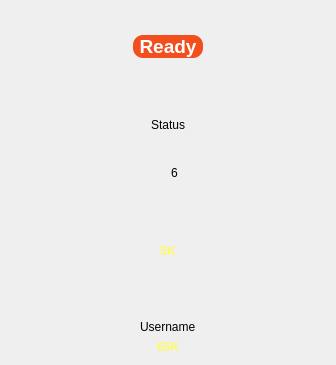
Qt form UI/blackjack/player.ui (MatsuoRotsuki/cpp_blackjack) before a commit.
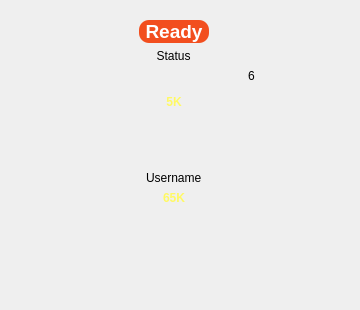
The same form after that commit. Icons and pictures are not drawn.

```diff
--- a/UI/blackjack/player.ui
+++ b/UI/blackjack/player.ui
@@ -6,20 +6,32 @@
    <rect>
     <x>0</x>
     <y>0</y>
-    <width>336</width>
-    <height>365</height>
+    <width>360</width>
+    <height>310</height>
    </rect>
   </property>
+  <property name="minimumSize">
+   <size>
+    <width>360</width>
+    <height>310</height>
+   </size>
+  </property>
+  <property name="maximumSize">
+   <size>
+    <width>360</width>
+    <height>310</height>
+   </size>
+  </property>
   <property name="windowTitle">
    <string>Form</string>
   </property>
   <property name="layoutDirection">
    <enum>Qt::LeftToRight</enum>
   </property>
-  <layout class="QVBoxLayout" name="verticalLayout_2">
-   <property name="leftMargin">
-    <number>11</number>
-   </property>
+  <layout class="QFormLayout" name="formLayout">
+   <item row="0" column="0">
+    <widget class="QWidget" name="widget_2" native="true">
+     <layout class="QVBoxLayout" name="verticalLayout">
    <item>
     <widget class="QWidget" name="widget" native="true">
      <layout class="QHBoxLayout" name="horizontalLayout_3">
@@ -95,7 +107,7 @@
     </widget>
    </item>
    <item>
-    <widget class="QLabel" name="label_2">
+       <widget class="QLabel" name="status">
      <property name="text">
       <string>Status</string>
      </property>
@@ -252,8 +264,6 @@
          </property>
         </widget>
        </item>
-      </layout>
-     </item>
      <item>
       <widget class="QLabel" name="point">
        <property name="text">
@@ -264,6 +274,8 @@
        </property>
       </widget>
      </item>
+         </layout>
+        </item>
      <item>
       <spacer name="horizontalSpacer_5">
        <property name="orientation">
@@ -389,6 +401,9 @@
       </spacer>
      </item>
     </layout>
+      </item>
+     </layout>
+    </widget>
    </item>
   </layout>
  </widget>
```
Lines whose indentation alone changed are shown as unchanged.
